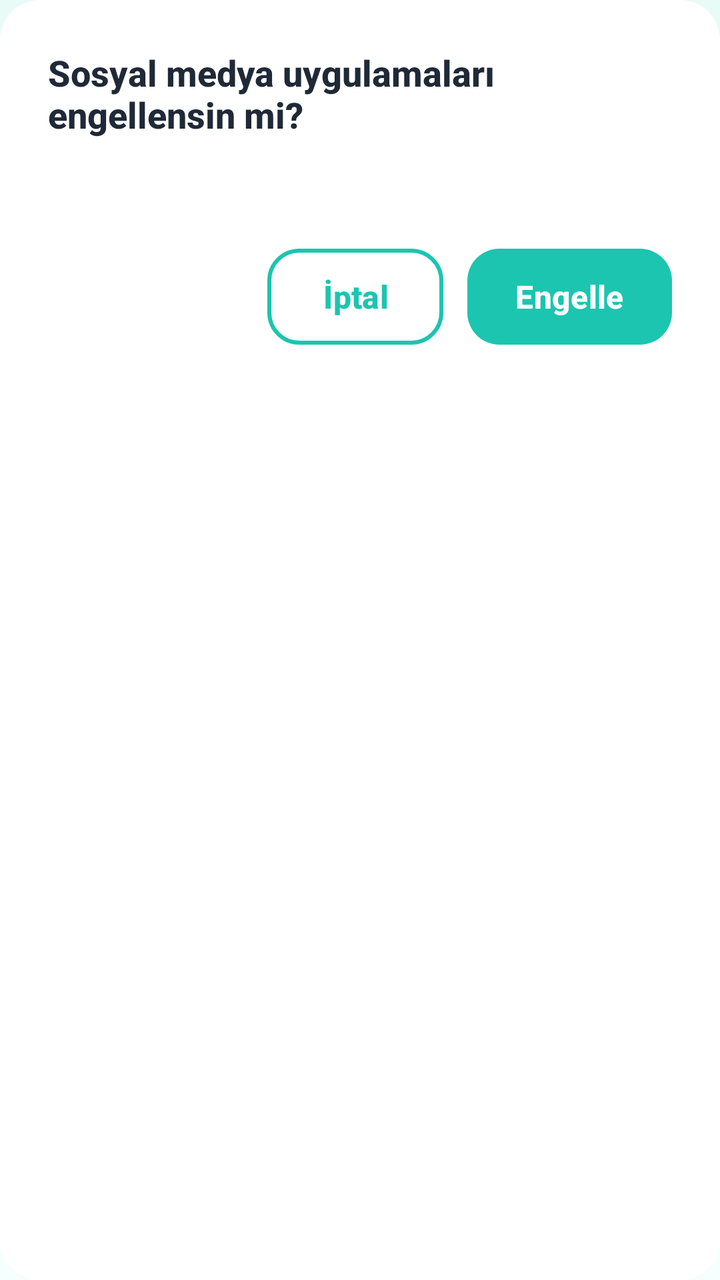
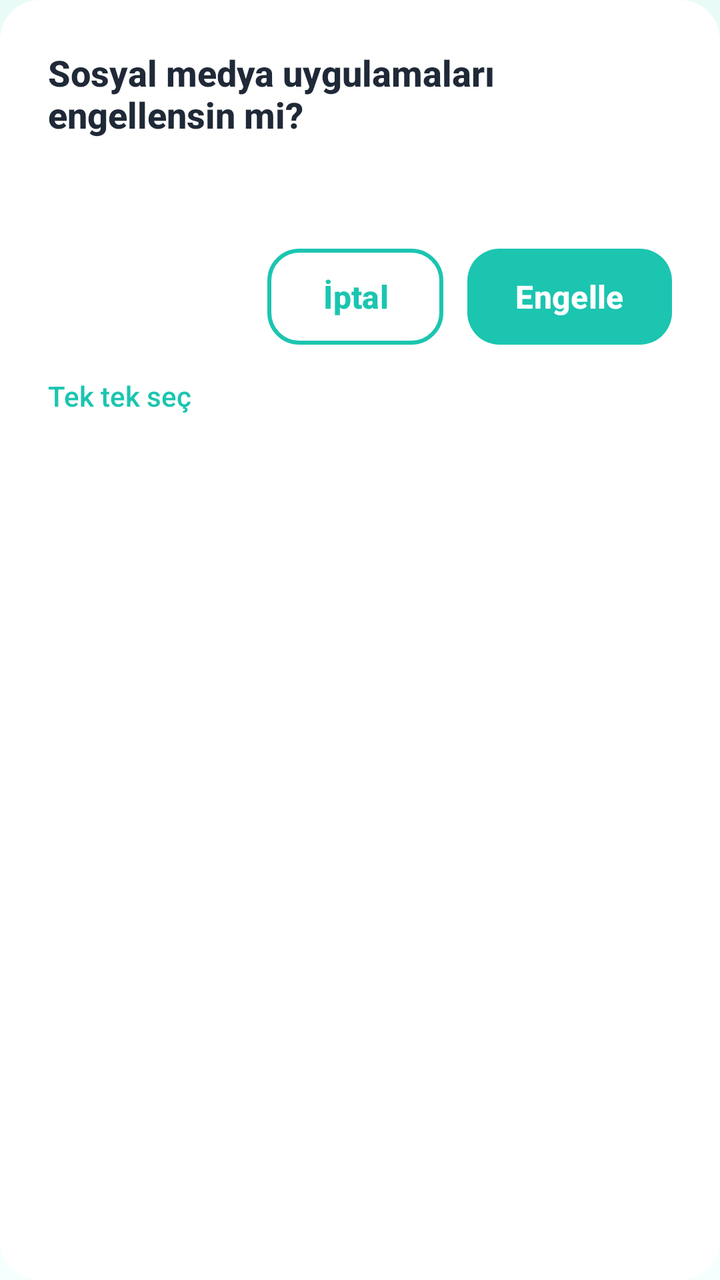

Compare the two renders of this Android layout. The source of the first and the diff that turns it into the second are given below.
<!-- AndroidManifest.xml: application theme Theme.BrainBuddy -->
<!-- res/layout/bottom_sheet_social_preset.xml -->
<?xml version="1.0" encoding="utf-8"?>
<LinearLayout xmlns:android="http://schemas.android.com/apk/res/android"
    xmlns:app="http://schemas.android.com/apk/res-auto"
    android:layout_width="match_parent"
    android:layout_height="wrap_content"
    android:orientation="vertical"
    android:padding="24dp"
    android:background="@drawable/bg_card">

    <TextView
        android:layout_width="match_parent"
        android:layout_height="wrap_content"
        android:text="@string/preset_social_confirm_title"
        android:textSize="18sp"
        android:textStyle="bold"
        android:textColor="@color/bb_text"/>

    <TextView
        android:id="@+id/presetAppList"
        android:layout_width="match_parent"
        android:layout_height="wrap_content"
        android:layout_marginTop="12dp"
        android:textSize="14sp"
        android:textColor="@color/bb_text_muted"
        android:maxLines="6"
        android:ellipsize="end"/>

    <LinearLayout
        android:layout_width="match_parent"
        android:layout_height="wrap_content"
        android:orientation="horizontal"
        android:gravity="end"
        android:layout_marginTop="20dp">

        <Button
            android:id="@+id/btnPresetCancel"
            style="@style/BBButtonAlt"
            android:layout_width="wrap_content"
            android:layout_height="wrap_content"
            android:text="@string/preset_cancel"/>

        <Button
            android:id="@+id/btnPresetConfirm"
            style="@style/BB.Button"
            android:layout_width="wrap_content"
            android:layout_height="wrap_content"
            android:layout_marginStart="12dp"
            android:text="@string/preset_confirm_block"/>
    </LinearLayout>
</LinearLayout>
<!-- resources referenced by this layout -->
<resources>
  <color name="bb_text">#1F2937</color>
  <color name="bb_text_muted">#6B7280</color>
  <!-- drawable bg_card (drawable) -->
  <?xml version="1.0" encoding="utf-8"?>
  <shape xmlns:android="http://schemas.android.com/apk/res/android">
      <solid android:color="@color/bb_card"/>
      <corners android:radius="20dp"/>
      <padding
          android:left="16dp"
          android:top="16dp"
          android:right="16dp"
          android:bottom="16dp"/>
  </shape>
  <string name="preset_cancel">İptal</string>
  <string name="preset_confirm_block">Engelle</string>
  <string name="preset_social_confirm_title">Sosyal medya uygulamaları engellensin mi?</string>
  <style name="BB.Button" parent="BBButton" />
  <style name="BBButtonAlt" parent="Widget.Material3.Button.OutlinedButton">
          <item name="android:minHeight">56dp</item>
          <item name="cornerRadius">16dp</item>
          <item name="android:textAllCaps">false</item>
          <item name="android:textColor">@color/bb_primary</item>
          <item name="strokeColor">@color/bb_primary</item>
          <item name="strokeWidth">2dp</item>
      </style>
  <style name="Theme.BrainBuddy" parent="Theme.Material3.Light.NoActionBar">
          <item name="colorPrimary">@color/bb_primary</item>
          <item name="colorOnPrimary">@color/white</item>
          <item name="colorSecondary">@color/bb_secondary</item>
          <item name="colorOnSecondary">@color/white</item>
          <item name="colorTertiary">@color/bb_accent</item>
          <item name="colorOnTertiary">@color/black</item>
          <item name="colorError">@color/bb_error</item>
          <item name="android:windowBackground">@drawable/bg_gradient</item>
          <item name="android:textColorPrimary">@color/bb_text</item>
          <item name="android:textColorSecondary">@color/bb_text_muted</item>
          <item name="materialButtonStyle">@style/BBButton</item>
          <item name="android:fontFamily">sans-serif-medium</item>
      </style>
  <color name="bb_card">#FFFFFF</color>
  <style name="BBButton" parent="Widget.Material3.Button">
          <item name="android:minHeight">56dp</item>
          <item name="android:paddingStart">24dp</item>
          <item name="android:paddingEnd">24dp</item>
          <item name="cornerRadius">16dp</item>
          <item name="android:textAllCaps">false</item>
          <item name="android:textColor">@color/white</item>
          <item name="android:textSize">16sp</item>
          <item name="android:textStyle">bold</item>
          <item name="backgroundTint">@color/bb_primary</item>
      </style>
  <color name="bb_primary">#1BC5B0</color>
  <color name="white">#FFFFFF</color>
  <color name="bb_secondary">#00897B</color>
  <color name="bb_accent">#FFC107</color>
  <color name="black">#000000</color>
  <color name="bb_error">#FF5252</color>
  <!-- drawable bg_gradient (drawable) -->
  <?xml version="1.0" encoding="utf-8"?>
  <layer-list xmlns:android="http://schemas.android.com/apk/res/android">
      <item>
          <shape>
              <gradient
                  android:angle="270"
                  android:startColor="#E8FBF7"
                  android:endColor="#F5FFFD"/>
          </shape>
      </item>
  </layer-list>
</resources>

<!-- the commit's change to res/layout/bottom_sheet_social_preset.xml (unified diff, before → after) -->
@@ -47,4 +47,13 @@
             android:layout_marginStart="12dp"
             android:text="@string/preset_confirm_block"/>
     </LinearLayout>
+
+    <TextView
+        android:id="@+id/btnPresetSingleSelect"
+        android:layout_width="wrap_content"
+        android:layout_height="wrap_content"
+        android:layout_marginTop="12dp"
+        android:text="@string/preset_single_select"
+        android:textSize="14sp"
+        android:textColor="@color/bb_primary"/>
 </LinearLayout>
<!-- resource entries referenced after the edit -->
@@ -15,6 +15,7 @@
   </shape>
   <string name="preset_cancel">İptal</string>
   <string name="preset_confirm_block">Engelle</string>
+  <string name="preset_single_select">Tek tek seç</string>
   <string name="preset_social_confirm_title">Sosyal medya uygulamaları engellensin mi?</string>
   <style name="BB.Button" parent="BBButton" />
   <style name="BBButtonAlt" parent="Widget.Material3.Button.OutlinedButton">
